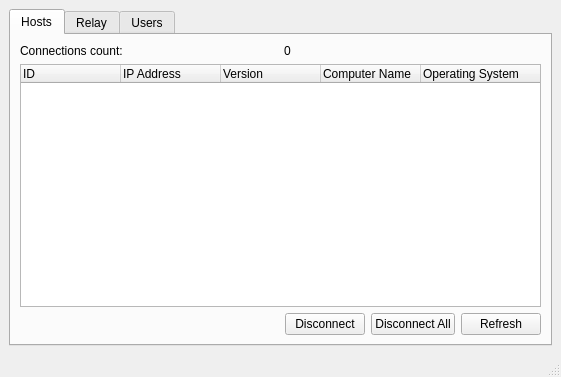
Qt form source/router/manager/main_window.ui (dchapyshev/aspia) before a commit.
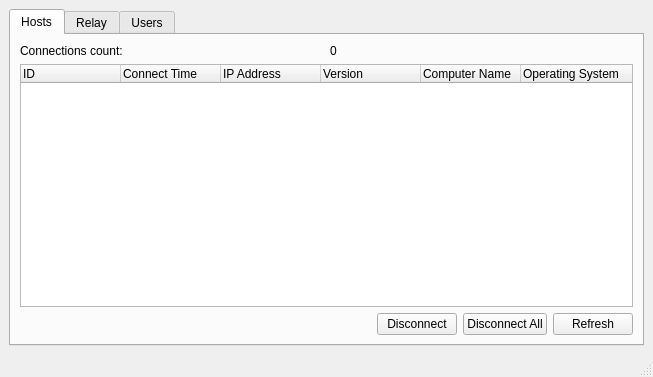
The same form after that commit. Icons and pictures are not drawn.

Commit message: Implemented receiving information about connect time.

The edit to the form file:
```diff
--- a/source/router/manager/main_window.ui
+++ b/source/router/manager/main_window.ui
@@ -6,7 +6,7 @@
    <rect>
     <x>0</x>
     <y>0</y>
-    <width>561</width>
+    <width>653</width>
     <height>377</height>
    </rect>
   </property>
@@ -53,6 +53,11 @@
             <string notr="true">ID</string>
            </property>
           </column>
+          <column>
+           <property name="text">
+            <string>Connect Time</string>
+           </property>
+          </column>
           <column>
            <property name="text">
             <string>IP Address</string>
```
Left out of the diff: 5 changed lines with no effect on the pictures. The commit also changes 6 other files.
